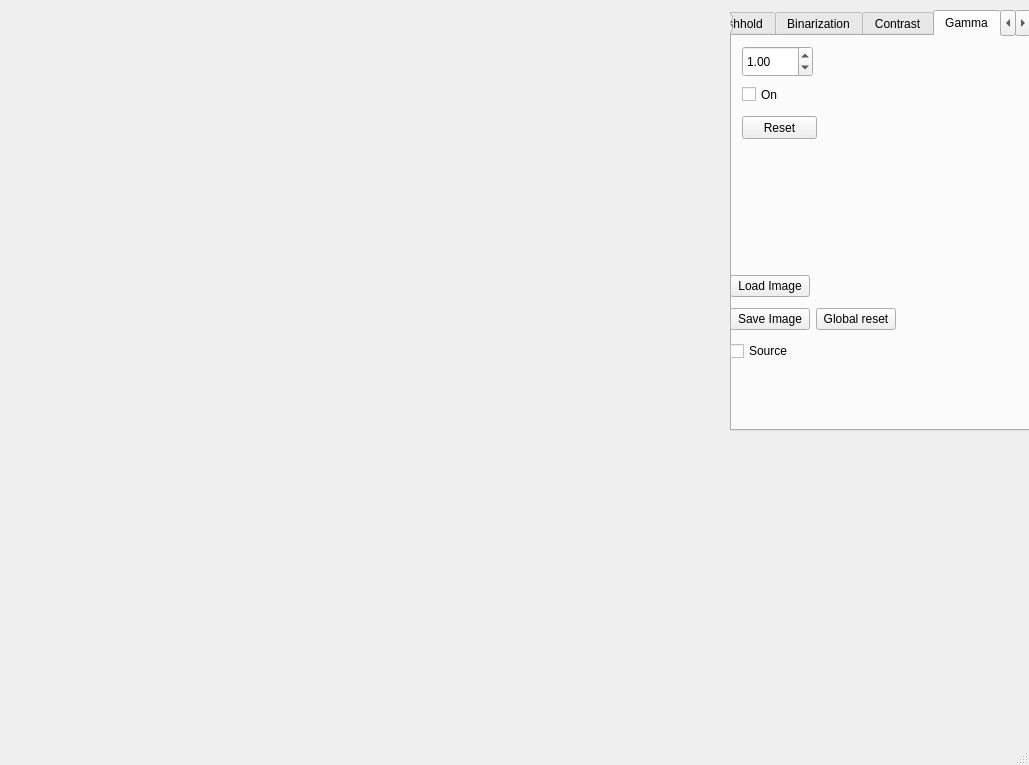
Throder-TVRS/ImageProcessor, file mainwindow.ui: the form before one commit.
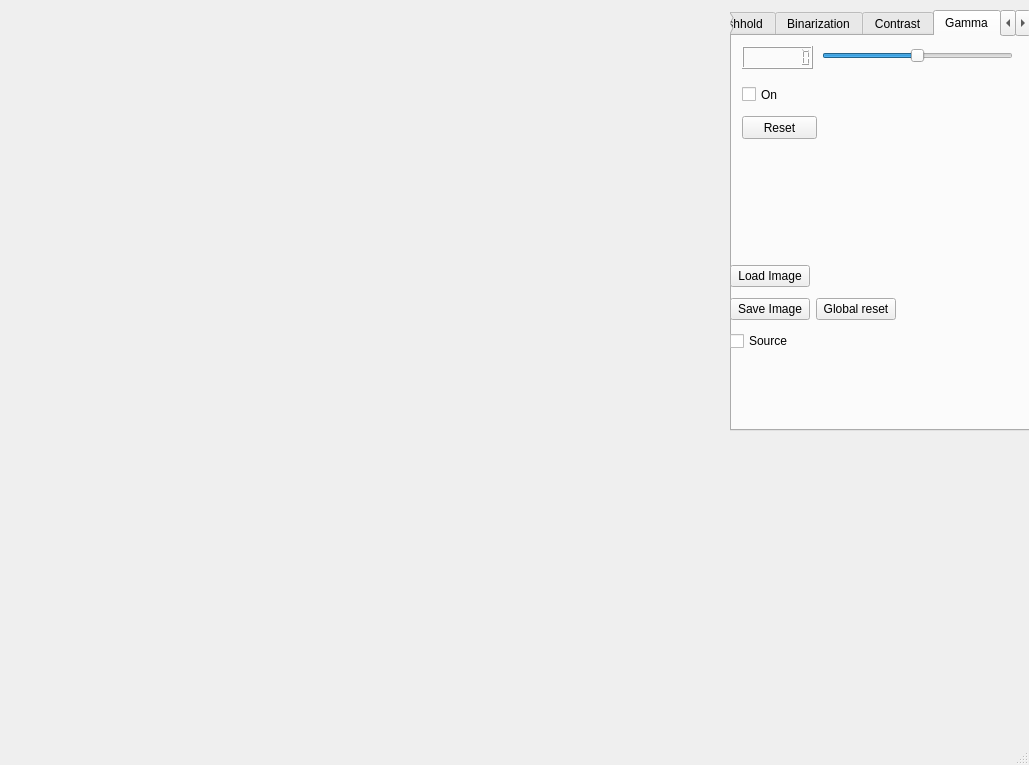
The form after the commit. The open tabs and pages were chosen to show the change.

Commit message: little gamma filter rework

Diff of the .ui file:
```diff
--- a/mainwindow.ui
+++ b/mainwindow.ui
@@ -414,22 +414,6 @@
           <string>On</string>
          </property>
         </widget>
-        <widget class="QDoubleSpinBox" name="gamma_box_2">
-         <property name="geometry">
-          <rect>
-           <x>10</x>
-           <y>10</y>
-           <width>71</width>
-           <height>31</height>
-          </rect>
-         </property>
-         <property name="singleStep">
-          <double>0.050000000000000</double>
-         </property>
-         <property name="value">
-          <double>1.000000000000000</double>
-         </property>
-        </widget>
         <widget class="QPushButton" name="gamma_reset">
          <property name="geometry">
           <rect>
@@ -443,6 +427,41 @@
           <string>Reset</string>
          </property>
         </widget>
+        <widget class="QSlider" name="gamma_slider">
+         <property name="geometry">
+          <rect>
+           <x>90</x>
+           <y>10</y>
+           <width>191</width>
+           <height>20</height>
+          </rect>
+         </property>
+         <property name="minimum">
+          <number>-10</number>
+         </property>
+         <property name="maximum">
+          <number>10</number>
+         </property>
+         <property name="orientation">
+          <enum>Qt::Horizontal</enum>
+         </property>
+        </widget>
+        <widget class="QLCDNumber" name="gamma_display">
+         <property name="geometry">
+          <rect>
+           <x>10</x>
+           <y>10</y>
+           <width>71</width>
+           <height>23</height>
+          </rect>
+         </property>
+         <property name="smallDecimalPoint">
+          <bool>false</bool>
+         </property>
+         <property name="digitCount">
+          <number>8</number>
+         </property>
+        </widget>
        </widget>
        <widget class="QWidget" name="quantization_tab">
         <attribute name="title">
@@ -1050,11 +1069,11 @@
      <string/>
     </property>
    </widget>
-   <widget class="QWidget" name="">
+   <widget class="QWidget" name="layoutWidget">
     <property name="geometry">
      <rect>
       <x>730</x>
-      <y>270</y>
+      <y>260</y>
       <width>299</width>
       <height>98</height>
      </rect>
```
Left out of the diff: 2 changed lines with no effect on the pictures. The commit also changes 2 other files.
